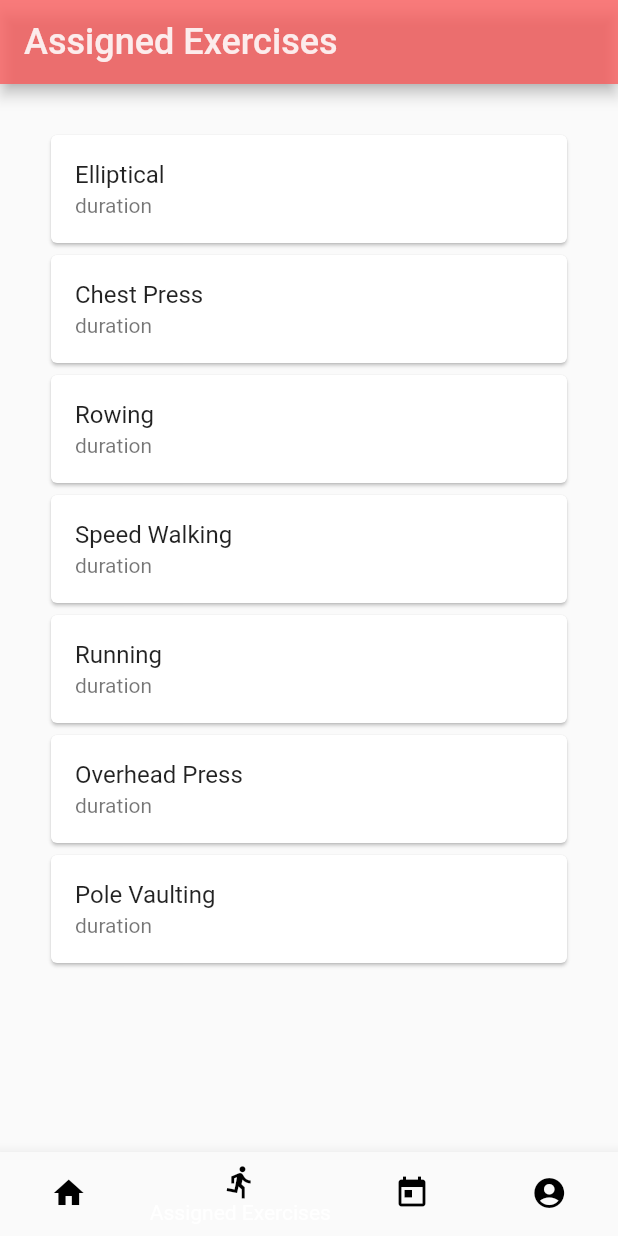
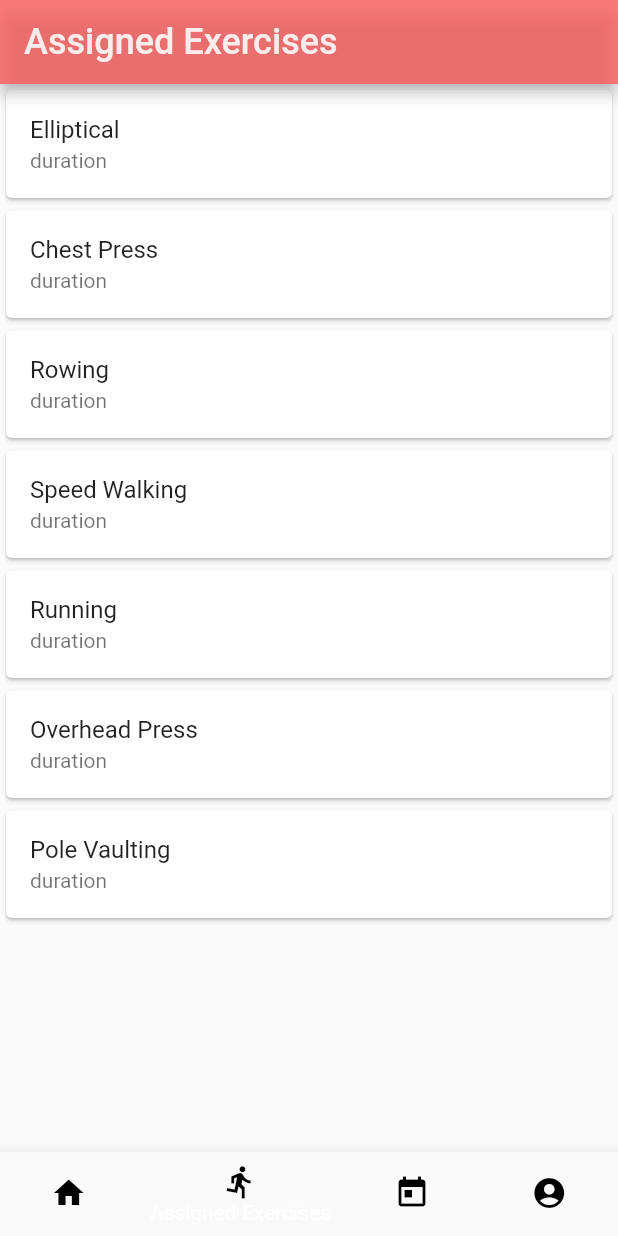
Before and after one commit to 5herlocked/FitnessTracker, a Flutter app: the screen it shows after launch, item 2 of the bottom bar chosen, on a phone screen of 412 x 824 dp. Run offline on Flutter 3.47's test engine with Material 2 defaults, Android fonts, the phone set to English and light mode, and no system bars; drawn by our look-alikes of flutter_slidable; accounts and stored records are empty; network calls fail.

```diff
--- a/fitness_tracker/lib/assignedExercisesPage/assigned_exercises.dart
+++ b/fitness_tracker/lib/assignedExercisesPage/assigned_exercises.dart
@@ -31,16 +31,16 @@ class _AssignedExercisesPageState extends State<AssignedExercisesPage> {
 
     return new Card(
       child: Slidable(
-        actionPane: SlidableDrawerActionPane(),
+        actionPane: SlidableScrollActionPane(),
         actionExtentRatio: 0.33,
         actions: <Widget>[
           IconSlideAction(
           caption: _assignedExercises.values.elementAt(index)
-              ? "Completed" : "Not Completed",
+              ? "Mark as Incomplete" : "Mark as Complete",
             color: _assignedExercises.values.elementAt(index)
-                ? Colors.green : Colors.red,
+                ? Colors.red : Colors.green,
             icon: _assignedExercises.values.elementAt(index)
-                ? Icons.check : Icons.not_interested,
+                ? Icons.not_interested : Icons.check,
             onTap: () => _exercisesToggled(
                 _assignedExercises.values.elementAt(index), index
             ),
@@ -63,7 +63,7 @@ class _AssignedExercisesPageState extends State<AssignedExercisesPage> {
                 (bool value) => !value)
     );
     switch(value){
-      case true:
+      case false:
       // API call
         return Scaffold.of(context).showSnackBar(
             SnackBar(
@@ -71,7 +71,7 @@ class _AssignedExercisesPageState extends State<AssignedExercisesPage> {
             )
         );
         break;
-      case false:
+      case true:
         return Scaffold.of(context).showSnackBar(
             SnackBar(
               content: Text("${_assignedExercises.keys.elementAt(index)} not complete"),
@@ -93,7 +93,6 @@ class _AssignedExercisesPageState extends State<AssignedExercisesPage> {
       content = ListView.builder(
         itemCount: _assignedExercises.length,
         itemBuilder: _buildExercises,
-        padding: EdgeInsets.all(30),
       );
     }
     return Scaffold(
--- a/fitness_tracker/lib/homePage/header/home_page_header.dart
+++ b/fitness_tracker/lib/homePage/header/home_page_header.dart
@@ -1,5 +1,6 @@
 import 'package:fitnesstracker/entities/client_profile.dart';
 import 'package:flutter/material.dart';
+import 'package:fitnesstracker/homePage/home_page.dart';
 
 class HomePageHeader extends StatelessWidget {
   final LinearGradient backgroundGradient = LinearGradient(
@@ -16,8 +17,9 @@ class HomePageHeader extends StatelessWidget {
   );
 
   final ClientProfile profile;
+  final List exercisesState;
 
-  HomePageHeader(this.profile);
+  HomePageHeader(this.profile, this.exercisesState);
 
   Widget _buildAvatar() {
     return Padding(
@@ -42,7 +44,7 @@ class HomePageHeader extends StatelessWidget {
         Padding(
           padding: EdgeInsets.only(left: 30, right: 30),
           child: Text(
-            "You've completed 1 of 3 exercies today. Keep at it!",
+            "You've completed ${exercisesState[0]} of ${exercisesState[1]} exercies today. Keep at it!",
             style: Theme.of(context).textTheme.subtitle,
           ),
         ),
```
Also changed, not shown: fitness_tracker/lib/homePage/home_page.dart (+21 -13 lines), 11 other files.
